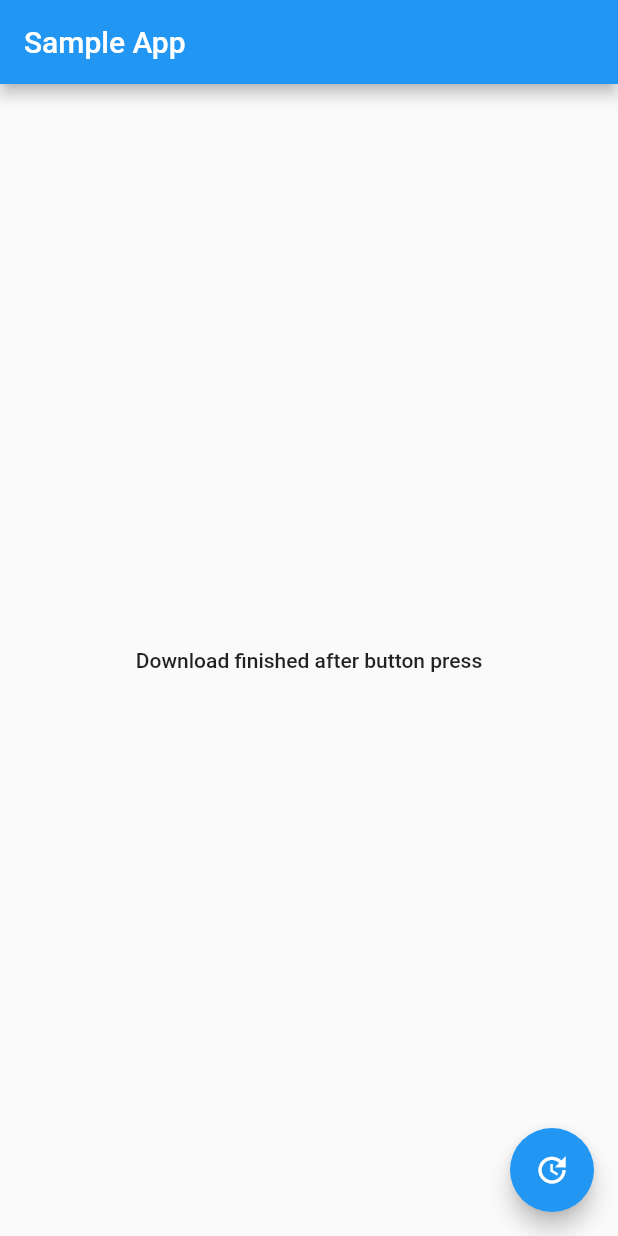
After one commit to vogellacompany/codeexamples-flutter, a Flutter app: the SampleAppPage screen opened directly, after a tap on the "update" icon, on a phone screen of 412 x 824 dp. The commit adds this screen. Run offline on Flutter 3.47's test engine with Material 2 defaults, Android fonts, the phone set to English and light mode, and no system bars; our stand-ins replace charts_flutter, flutter_markdown, html_unescape, logger, rxdart; missing offline and left inert: flame, reactive_exploration; generated files the repository leaves out were written again.

Commit message:
More examples

```diff
--- /dev/null
+++ b/hello_world/lib/pages/toogle.dart
@@ -0,0 +1,61 @@
+import 'package:flutter/material.dart';
+
+void main() {
+  runApp(SampleApp());
+}
+
+class SampleApp extends StatelessWidget {
+  // This widget is the root of your application.
+  @override
+  Widget build(BuildContext context) {
+    return MaterialApp(
+      title: 'Sample App',
+      theme: ThemeData(
+        primarySwatch: Colors.blue,
+      ),
+      home: SampleAppPage(),
+    );
+  }
+}
+
+class SampleAppPage extends StatefulWidget {
+  SampleAppPage({Key key}) : super(key: key);
+
+  @override
+  _SampleAppPageState createState() => _SampleAppPageState();
+}
+
+class _SampleAppPageState extends State<SampleAppPage> {
+  // Default value for toggle
+  bool toggle = true;
+  void _toggle() {
+    setState(() {
+      toggle = !toggle;
+    });
+  }
+
+  _getToggleChild() {
+    if (toggle) {
+      return CircularProgressIndicator();
+    } else {
+      return MaterialButton(onPressed: () {}, child: Text('Download finished after button press'));
+    }
+  }
+
+  @override
+  Widget build(BuildContext context) {
+    return Scaffold(
+      appBar: AppBar(
+        title: Text("Sample App"),
+      ),
+      body: Center(
+        child: _getToggleChild(),
+      ),
+      floatingActionButton: FloatingActionButton(
+        onPressed: _toggle,
+        tooltip: 'Update Text',
+        child: Icon(Icons.update),
+      ),
+    );
+  }
+}
```
Also changed, not shown: hello_world/lib/components/drawer.dart (+11 -1 lines), hello_world/lib/pages/updatelisteview.dart (+21 -5 lines).
